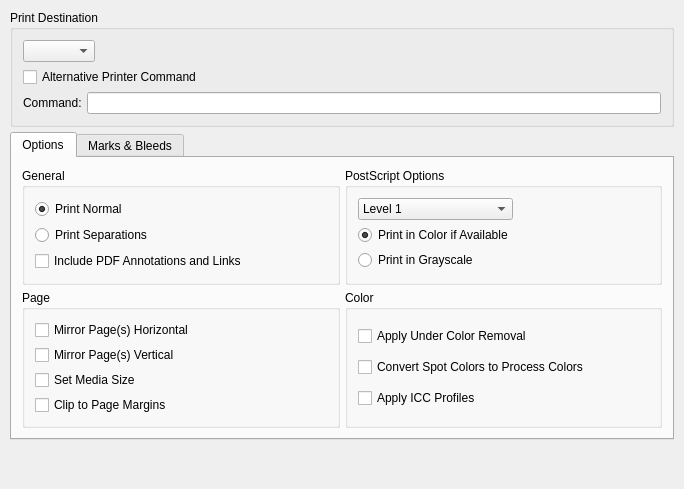
scribusproject/scribus, file scribus/tabprinter.ui: the form before one commit.
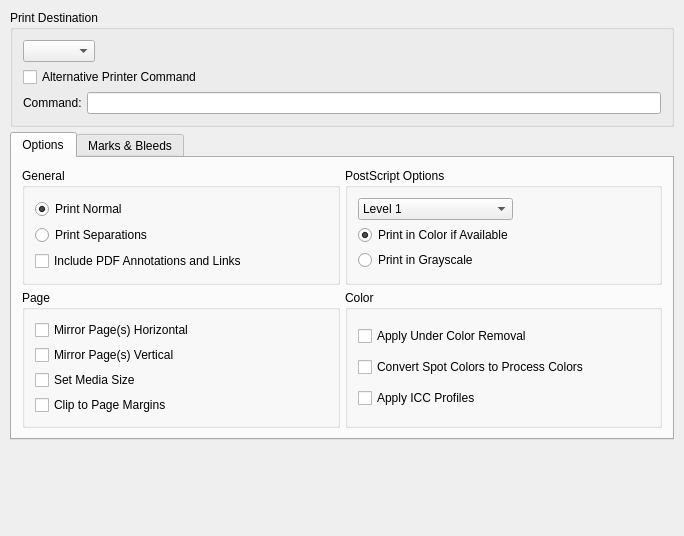
The form after the commit. Custom widgets are drawn as their Qt base class.

Commit message: #7437 and #7438: Fix tab order in preferences and include missing items in tabbing

```diff
--- a/scribus/tabprinter.ui
+++ b/scribus/tabprinter.ui
@@ -6,7 +6,7 @@
     <x>0</x>
     <y>0</y>
     <width>684</width>
-    <height>489</height>
+    <height>536</height>
    </rect>
   </property>
   <property name="windowTitle" >
```
Left out of the diff: 39 changed lines with no effect on the pictures. The commit also changes 5 other files.
